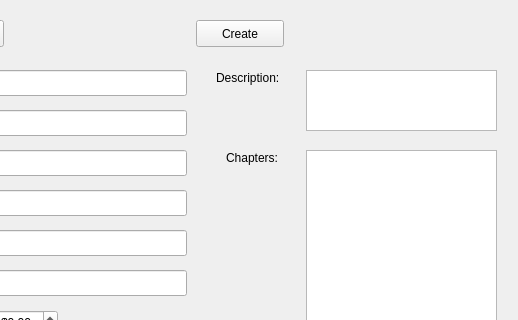
Old version of the form D4_TeamJava/cuTPS_gui/EditTextbookFormWindow.ui in the repository AnkushVarshneya/CUTPS; both pictures show x 104 to 622 and y 0 to 320 of the 622 by 443 pixel window.
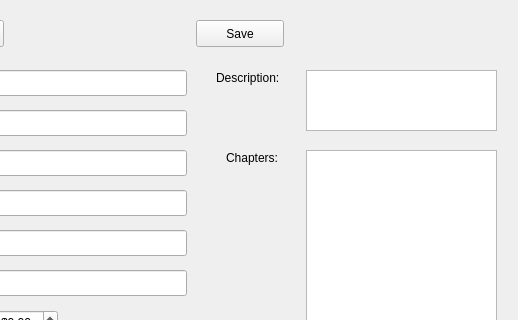
New version of the form.

What changed in the file:
```diff
--- a/D4_TeamJava/cuTPS_gui/EditTextbookFormWindow.ui
+++ b/D4_TeamJava/cuTPS_gui/EditTextbookFormWindow.ui
@@ -75,7 +75,7 @@
     </rect>
    </property>
    <property name="text">
-    <string>Create</string>
+    <string>Save</string>
    </property>
   </widget>
   <widget class="QLabel" name="label_3">
```
